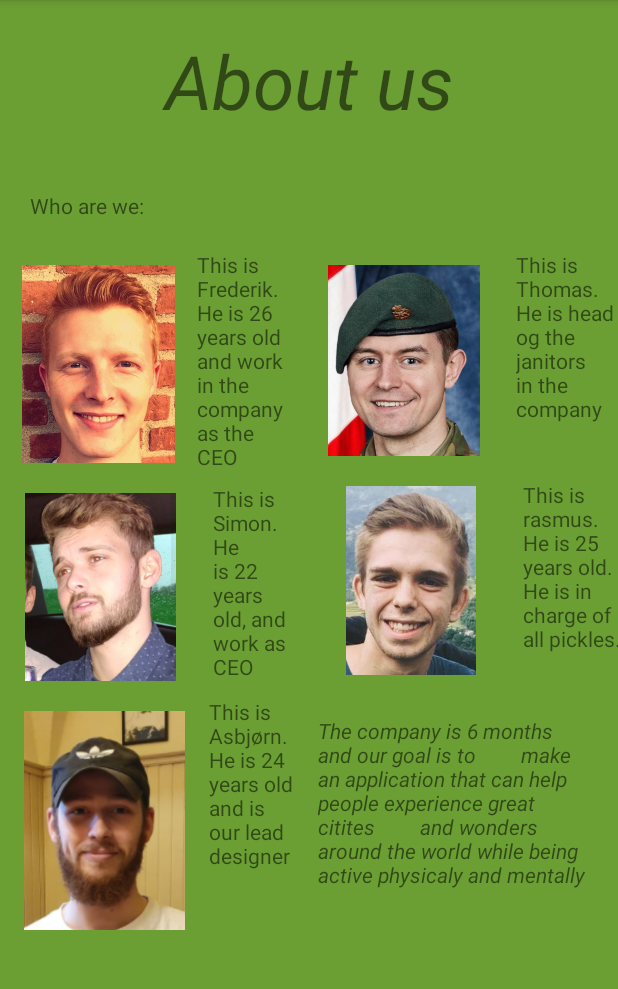
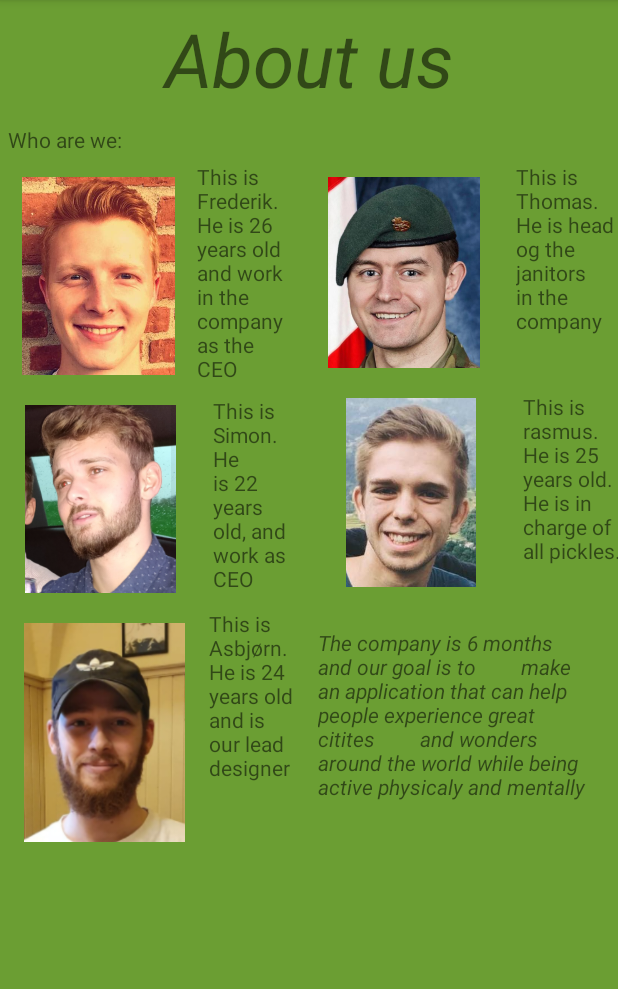
Before and after one commit to thomovich/TravelbuddyApp, an Android app: the fragment AboutFragment shown on its own in the app's theme, on a phone screen of 412 x 824 dp, the part 84-1073 px from its top. Run offline under Robolectric (Android 15) with nearby library versions, the light colour scheme and no system bars.

```diff
--- a/app/src/main/res/layout/fragment_about.xml
+++ b/app/src/main/res/layout/fragment_about.xml
@@ -12,7 +12,7 @@
         android:id="@+id/text_view_about1"
         android:layout_width="match_parent"
         android:layout_height="wrap_content"
-        android:padding="20dp"
+        android:padding="5dp"
         android:textAlignment="center"
         android:textSize="50dp"
         android:textStyle="italic"
@@ -23,7 +23,7 @@
         android:id="@+id/text_view_about2"
         android:layout_width="wrap_content"
         android:layout_height="wrap_content"
-        android:padding="20dp"
+        android:padding="5dp"
         android:text="@string/hello_blank_fragment"
         app:layout_constraintStart_toStartOf="parent"
         app:layout_constraintTop_toBottomOf="@+id/text_view_about1" />
```
